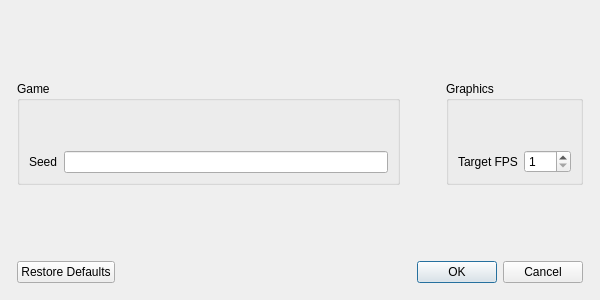
Above: src/gui/OptionsDialog.ui from Glycaa/CrafTuX before the change. Below: the same form after it.
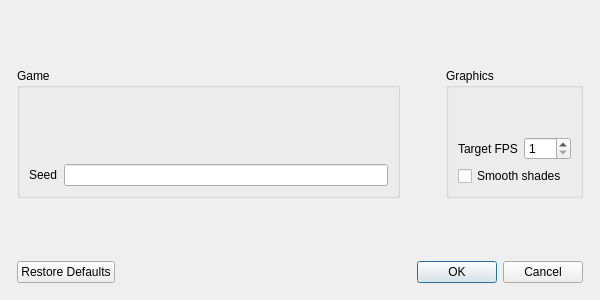
That is the form after the change.

Commit message: OpenGL shade model is now configurable (for performance choices). Modified z-near from 0.2 to 0.1

```diff
--- a/src/gui/OptionsDialog.ui
+++ b/src/gui/OptionsDialog.ui
@@ -2,6 +2,14 @@
 <ui version="4.0">
  <class>OptionsDialog</class>
  <widget class="QDialog" name="OptionsDialog">
+  <property name="geometry">
+   <rect>
+    <x>0</x>
+    <y>0</y>
+    <width>600</width>
+    <height>300</height>
+   </rect>
+  </property>
   <property name="minimumSize">
    <size>
     <width>600</width>
@@ -146,6 +154,13 @@
             </item>
            </layout>
           </item>
+          <item>
+           <widget class="QCheckBox" name="smoothShadesCheckBox">
+            <property name="text">
+             <string>Smooth shades</string>
+            </property>
+           </widget>
+          </item>
          </layout>
         </widget>
        </item>
```
The commit also changes 8 other files.
